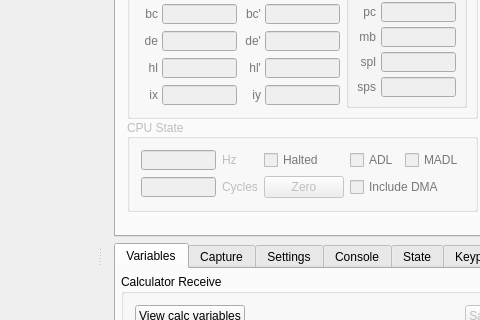
Above: gui/qt/mainwindow.ui from CE-Programming/CEmu before the change; both pictures show x 343 to 823 and y 245 to 565 of the 1010 by 1005 pixel window. Below: the same form after it.
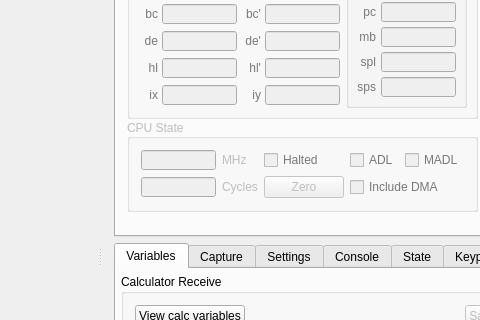
That is the form after the change. The open tabs and pages were chosen to show the change. Icons and pictures are not drawn. Custom widgets are drawn as their Qt base class.

Commit message: allow changing of clock rate

What changed in the file:
```diff
--- a/gui/qt/mainwindow.ui
+++ b/gui/qt/mainwindow.ui
@@ -2434,7 +2434,7 @@
                <item row="1" column="1">
                 <widget class="QLabel" name="label_4">
                  <property name="text">
-                  <string>Hz</string>
+                  <string>MHz</string>
                  </property>
                 </widget>
                </item>
```
Left out of the diff: 2 changed lines with no effect on the pictures. The commit also changes 2 other files.
